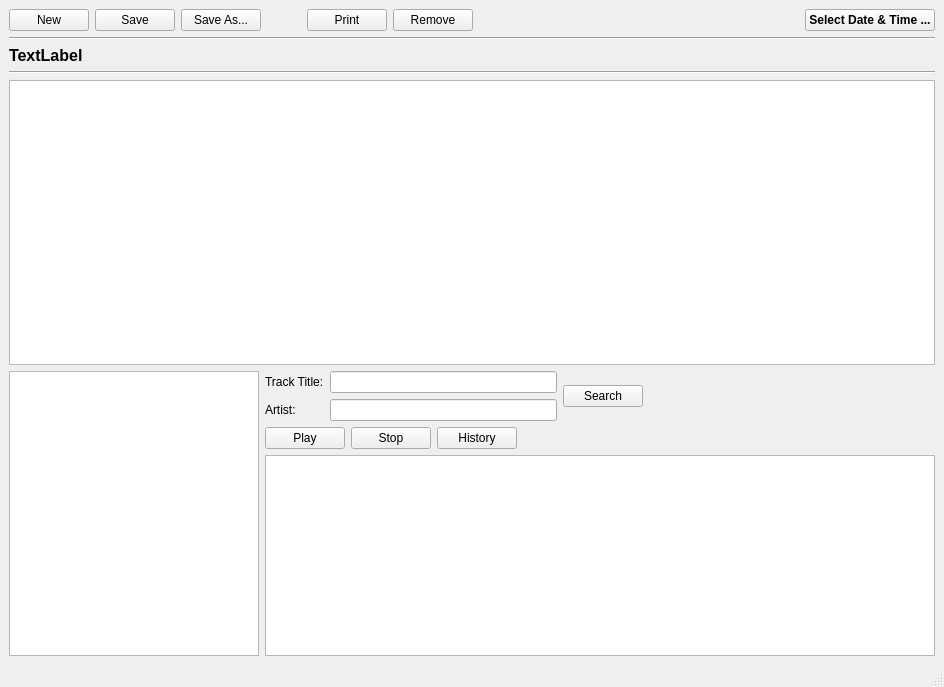
Before: the Qt Designer form rave/sedric/mainwindow.ui in pgathogo/raven, drawn with Qt 5.
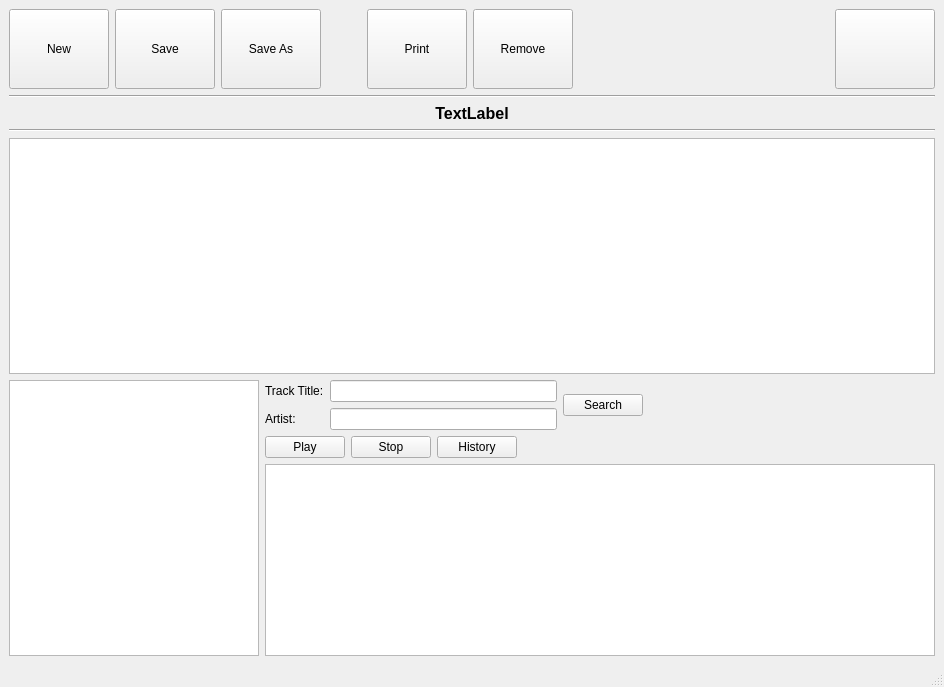
After: the same form once the commit is applied.

What changed in the file:
```diff
--- a/rave/sedric/mainwindow.ui
+++ b/rave/sedric/mainwindow.ui
@@ -18,23 +18,41 @@
     <item>
      <layout class="QHBoxLayout" name="horizontalLayout_2">
       <item>
-       <widget class="QPushButton" name="btnNew">
+       <widget class="QToolButton" name="btnNew">
+        <property name="minimumSize">
+         <size>
+          <width>100</width>
+          <height>80</height>
+         </size>
+        </property>
         <property name="text">
          <string>New</string>
         </property>
        </widget>
       </item>
       <item>
-       <widget class="QPushButton" name="btnSave">
+       <widget class="QToolButton" name="btnSave">
+        <property name="minimumSize">
+         <size>
+          <width>100</width>
+          <height>80</height>
+         </size>
+        </property>
         <property name="text">
          <string>Save</string>
         </property>
        </widget>
       </item>
       <item>
-       <widget class="QPushButton" name="btnSaveAs">
+       <widget class="QToolButton" name="btnSaveAs">
+        <property name="minimumSize">
+         <size>
+          <width>100</width>
+          <height>80</height>
+         </size>
+        </property>
         <property name="text">
-         <string>Save As...</string>
+         <string>Save As</string>
         </property>
        </widget>
       </item>
@@ -55,14 +73,32 @@
        </spacer>
       </item>
       <item>
-       <widget class="QPushButton" name="btnPrint">
+       <widget class="QToolButton" name="btnPrint">
+        <property name="minimumSize">
+         <size>
+          <width>100</width>
+          <height>80</height>
+         </size>
+        </property>
+        <property name="baseSize">
+         <size>
+          <width>0</width>
+          <height>0</height>
+         </size>
+        </property>
         <property name="text">
          <string>Print</string>
         </property>
        </widget>
       </item>
       <item>
-       <widget class="QPushButton" name="btnRemove">
+       <widget class="QToolButton" name="btnRemove">
+        <property name="minimumSize">
+         <size>
+          <width>100</width>
+          <height>80</height>
+         </size>
+        </property>
         <property name="text">
          <string>Remove</string>
         </property>
@@ -85,15 +121,15 @@
        </spacer>
       </item>
       <item>
-       <widget class="QPushButton" name="btnDateTimeSelector">
-        <property name="font">
-         <font>
-          <weight>75</weight>
-          <bold>true</bold>
-         </font>
+       <widget class="QToolButton" name="btnDateTimeSelector">
+        <property name="minimumSize">
+         <size>
+          <width>100</width>
+          <height>80</height>
+         </size>
         </property>
         <property name="text">
-         <string>Select Date &amp;&amp; Time ...</string>
+         <string/>
         </property>
        </widget>
       </item>
@@ -119,13 +155,15 @@
         <property name="font">
          <font>
           <pointsize>12</pointsize>
-          <weight>75</weight>
           <bold>true</bold>
          </font>
         </property>
         <property name="text">
          <string>TextLabel</string>
         </property>
+        <property name="alignment">
+         <set>Qt::AlignCenter</set>
+        </property>
        </widget>
       </item>
      </layout>
```
Left out of the diff: 2 changed lines with no effect on the pictures.
